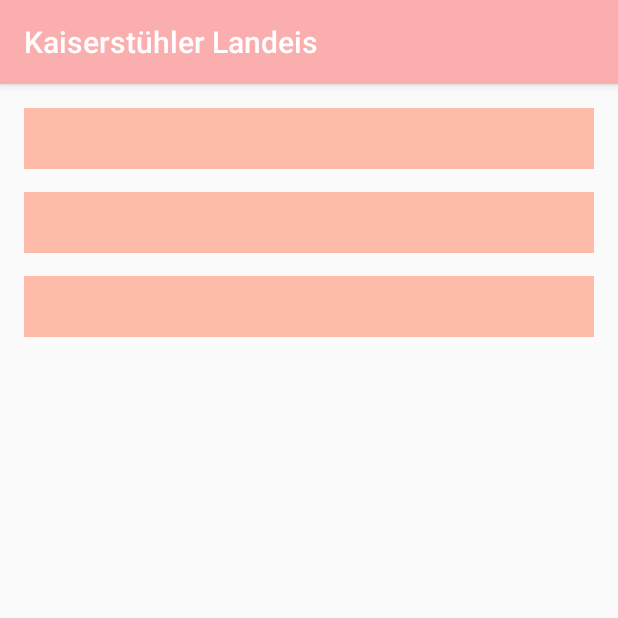
After one commit to jonklep96/KaiserApp, an Android app: the VotingActivity screen opened directly, with no data from a screen before it, on a phone screen of 412 x 824 dp, the top half of it. The commit adds this screen. Run offline under Robolectric (Android 15) with nearby library versions, the phone set to English and light mode, and no system bars.

Commit message:
Beginning the Voting Procedure

```diff
--- a/app/src/main/AndroidManifest.xml
+++ b/app/src/main/AndroidManifest.xml
@@ -1,15 +1,21 @@
 <?xml version="1.0" encoding="utf-8"?>
 <manifest xmlns:android="http://schemas.android.com/apk/res/android"
+    package="edu.bentley.kaiserapp"
     android:versionCode="1"
-    android:versionName="1.0"
-    package="edu.bentley.kaiserapp">
+    android:versionName="1.0">
 
+    <!-- Internet Permissions -->
     <uses-permission android:name="android.permission.INTERNET" />
+
+    <!-- Used for Google Maps -->
     <uses-permission android:name="android.permission.ACCESS_NETWORK_STATE" />
     <uses-permission android:name="android.permission.WRITE_EXTERNAL_STORAGE" />
     <uses-permission android:name="com.google.android.providers.gsf.permission.READ_GSERVICES" />
     <uses-permission android:name="android.permission.ACCESS_COARSE_LOCATION" />
     <uses-permission android:name="android.permission.ACCESS_FINE_LOCATION" />
+
+    <!-- Used for connecting to the phone number -->
+    <uses-permission android:name="android.permission.READ_PHONE_STATE" />
 
     <application
         android:allowBackup="true"
@@ -27,10 +33,12 @@
         <activity android:name=".ContactActivity">
             <intent-filter>
                 <action android:name="android.intent.action.MAIN" />
+
                 <category android:name="android.intent.category.LAUNCHER" />
             </intent-filter>
         </activity>
+        <activity android:name=".FlavorsActivity" />
+        <activity android:name=".VotingActivity" />
+    </application>
 
-        <activity android:name=".FlavorsActivity"/>
-    </application>
 </manifest>
--- /dev/null
+++ b/app/src/main/java/edu/bentley/kaiserapp/VotingActivity.java
@@ -0,0 +1,38 @@
+package edu.bentley.kaiserapp;
+
+import android.content.Context;
+import android.support.v7.app.AppCompatActivity;
+import android.os.Bundle;
+import android.telephony.TelephonyManager;
+import android.view.View;
+import android.widget.TextView;
+
+public class VotingActivity extends AppCompatActivity {
+
+    private String phoneNumber;
+    private TextView tv1, tv2, tv3;
+
+    private View.OnClickListener votingListener = new View.OnClickListener() {
+        @Override
+        public void onClick(View v) {
+
+        }
+    };
+
+    @Override
+    protected void onCreate(Bundle savedInstanceState) {
+        super.onCreate(savedInstanceState);
+        setContentView(R.layout.activity_voting);
+
+        TelephonyManager phoneManager = (TelephonyManager)
+                getApplicationContext().getSystemService(Context.TELEPHONY_SERVICE);
+        phoneNumber = phoneManager.getLine1Number();
+
+        tv1 = (TextView)findViewById(R.id.voting_tv1);
+        tv1.setOnClickListener(votingListener);
+        tv2 = (TextView)findViewById(R.id.voting_tv2);
+        tv2.setOnClickListener(votingListener);
+        tv3 = (TextView)findViewById(R.id.voting_tv3);
+        tv3.setOnClickListener(votingListener);
+    }
+}
--- /dev/null
+++ b/app/src/main/res/layout/activity_voting.xml
@@ -0,0 +1,26 @@
+<?xml version="1.0" encoding="utf-8"?>
+<LinearLayout xmlns:android="http://schemas.android.com/apk/res/android"
+    xmlns:tools="http://schemas.android.com/tools"
+    android:layout_width="match_parent"
+    android:layout_height="match_parent"
+    android:orientation="vertical"
+    android:paddingBottom="@dimen/activity_vertical_margin"
+    android:paddingLeft="@dimen/activity_horizontal_margin"
+    android:paddingRight="@dimen/activity_horizontal_margin"
+    android:paddingTop="@dimen/activity_vertical_margin"
+    tools:context=".VotingActivity">
+
+    <TextView android:id="@+id/voting_tv1"
+        android:layout_width="match_parent"
+        android:layout_height="wrap_content"
+        style="@style/VotingButton" />
+    <TextView android:id="@+id/voting_tv2"
+        android:layout_width="match_parent"
+        android:layout_height="wrap_content"
+        style="@style/VotingButton" />
+    <TextView android:id="@+id/voting_tv3"
+        android:layout_width="match_parent"
+        android:layout_height="wrap_content"
+        style="@style/VotingButton" />
+
+</LinearLayout>
--- /dev/null
+++ b/app/src/main/res/values-w820dp/dimens.xml
@@ -0,0 +1,6 @@
+<resources>
+    <!-- Example customization of dimensions originally defined in res/values/dimens.xml
+         (such as screen margins) for screens with more than 820dp of available width. This
+         would include 7" and 10" devices in landscape (~960dp and ~1280dp respectively). -->
+    <dimen name="activity_horizontal_margin">64dp</dimen>
+</resources>
--- a/app/src/main/res/values/colors.xml
+++ b/app/src/main/res/values/colors.xml
@@ -1,6 +1,9 @@
 <?xml version="1.0" encoding="utf-8"?>
 <resources>
-    <color name="colorPrimary">#FAAEAE</color>
-    <color name="colorPrimaryDark">#FFCCCC</color>
-    <color name="colorAccent">#FFDDDD</color>
+    <color name="colorPrimary">#FFFAAEAE</color>
+    <color name="colorPrimaryDark">#FFFFCCCC</color>
+    <color name="colorAccent">#FFFFDDDD</color>
+
+    <!-- Colors for Voting Activity -->
+    <color name="tv_voting">#FFFFBBAA</color>
 </resources>
--- a/app/src/main/res/values/dimens.xml
+++ b/app/src/main/res/values/dimens.xml
@@ -16,4 +16,8 @@
 
     <!-- Address in ContactActivity -->
     <dimen name="store_address_textsize">18sp</dimen>
+
+    <!-- Voting Activity Values -->
+    <dimen name="tv_voting_textsize">30sp</dimen>
+    <dimen name="tv_voting_margin">15dp</dimen>
 </resources>
--- a/app/src/main/res/values/styles.xml
+++ b/app/src/main/res/values/styles.xml
@@ -8,4 +8,9 @@
         <item name="colorAccent">@color/colorAccent</item>
     </style>
 
+    <style name="VotingButton" parent="AppTheme">
+        <item name="android:background">@color/tv_voting</item>
+        <item name="android:textSize">@dimen/tv_voting_textsize</item>
+        <item name="android:layout_marginBottom">@dimen/tv_voting_margin</item>
+    </style>
 </resources>
```
